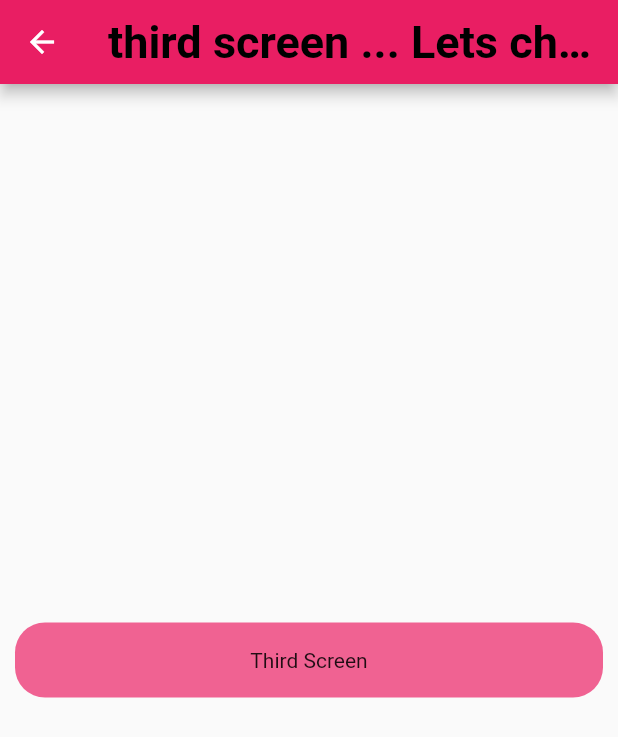
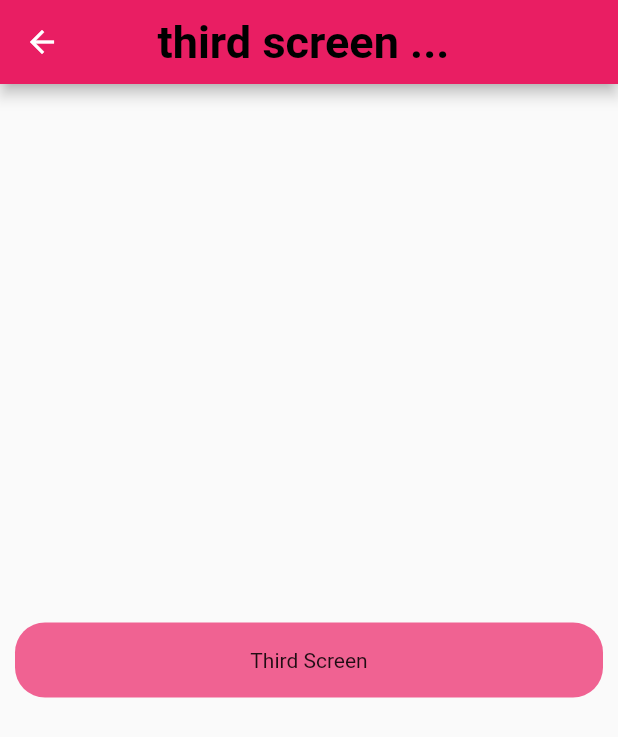
Before and after one commit to MrAhmed1287/study_navigator_and_route_professional, a Flutter app: the ThirdScreen screen opened by its route, on a phone screen of 412 x 824 dp. Shown: the top 737 px of the screen. Run offline on Flutter 3.47's test engine with Material 2 defaults, Android fonts, the light colour scheme and no system bars.

Commit message:
this is check

```diff
--- a/lib/third_screen.dart
+++ b/lib/third_screen.dart
@@ -14,7 +14,7 @@ class _ThirdScreenState extends State<ThirdScreen> {
         centerTitle: true,
         backgroundColor: Colors.pink,
         title: const Text(
-          'third screen ... Lets check if it works',
+          'third screen ... ',
           style: TextStyle(
               fontSize: 30, color: Colors.black, fontWeight: FontWeight.bold),
         ),
```
